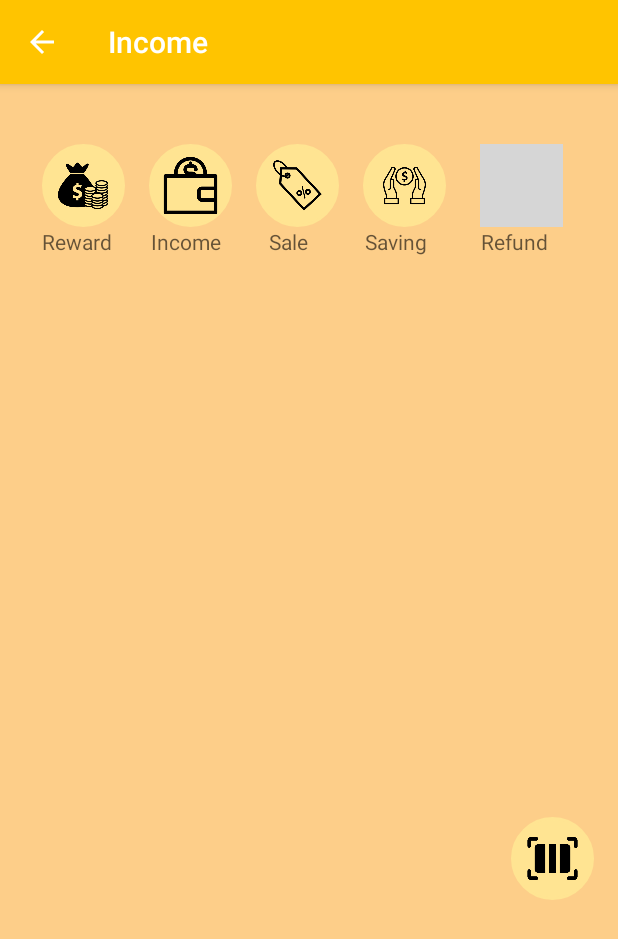
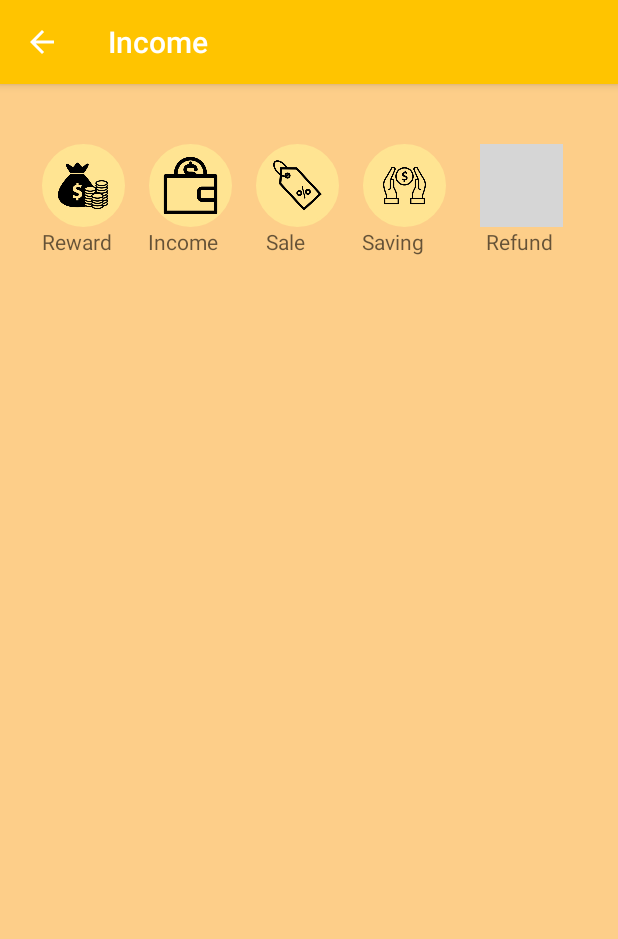
Before and after one commit to irdina97/SmartMoneyFYP, an Android app: the Income screen opened directly, with no data from a screen before it, on a phone screen of 412 x 824 dp. Shown: the top 939 px of the screen. Run offline under Robolectric (Android 15) with nearby library versions, the light colour scheme and no system bars; grey boxes are pictures that could not be loaded.

Commit message:
commit update

```diff
--- a/app/src/main/java/com/example/smartmoney/Income.java
+++ b/app/src/main/java/com/example/smartmoney/Income.java
@@ -3,12 +3,11 @@ package com.example.smartmoney;
 
 import androidx.appcompat.app.AppCompatActivity;
 
-import android.annotation.SuppressLint;
 import android.content.Intent;
 import android.os.Bundle;
 import android.view.View;
 import android.widget.ImageButton;
-import android.widget.TextView;
+
 
 import java.util.Objects;
 
@@ -20,9 +19,6 @@ public class Income extends AppCompatActivity {
     private ImageButton btnRefund;
     private ImageButton btnSaving;
 
-    @SuppressLint("StaticFieldLeak")
-    public static TextView resultTextView; //scan result
-    ImageButton btnScanQR;
 
     @Override
     protected void onCreate(Bundle savedInstanceState) {
@@ -31,17 +27,6 @@ public class Income extends AppCompatActivity {
         Objects.requireNonNull(getSupportActionBar()).setTitle("Income");
         Objects.requireNonNull(getSupportActionBar()).setDisplayHomeAsUpEnabled(true);
 
-        resultTextView = findViewById(R.id.result_text); //scan result
-        btnScanQR = findViewById(R.id.btnScanQR);
-
-        btnScanQR.setOnClickListener(new View.OnClickListener() {
-            @Override
-            public void onClick(View v) {
-                startActivity(new Intent(getApplicationContext(), ScanCodeActivity.class));
-
-
-            }
-        });
 
         ImageButton btnIncome = findViewById(R.id.btnIncome);
         btnIncome.setOnClickListener(new View.OnClickListener() {
--- a/app/src/main/java/com/example/smartmoney/ScanCodeActivity.java
+++ b/app/src/main/java/com/example/smartmoney/ScanCodeActivity.java
@@ -31,9 +31,10 @@ public class ScanCodeActivity extends AppCompatActivity implements ZXingScannerV
     @Override
     public void handleResult(Result result) {
 
-        ScanQR.resultTextView.setText(result.getText());
+        Expenses.resultTextView.setText(result.getText());
         onBackPressed();
     }
+
 
     @Override
     protected void onPause() {
--- a/app/src/main/res/layout/activity_income.xml
+++ b/app/src/main/res/layout/activity_income.xml
@@ -77,26 +77,11 @@
         tools:ignore="ContentDescription,MissingConstraints,RtlHardcoded" />
 
 
-    <ImageButton
-        android:id="@+id/btnScanQR"
-        android:layout_width="55dp"
-        android:layout_height="55dp"
-        android:layout_marginEnd="16dp"
-        android:background="@drawable/circle_button"
-        android:contentDescription="transport"
-        android:scaleType="fitCenter"
-        app:layout_constraintBottom_toBottomOf="parent"
-        app:layout_constraintEnd_toEndOf="parent"
-        app:layout_constraintTop_toTopOf="parent"
-        app:layout_constraintVertical_bias="0.686"
-        app:srcCompat="@drawable/scan"
-        tools:ignore="HardcodedText,MissingConstraints,RtlHardcoded" />
-
     <TextView
         android:id="@+id/Expenses"
         android:layout_width="wrap_content"
         android:layout_height="wrap_content"
-        android:layout_marginStart="26dp"
+        android:layout_marginStart="24dp"
         android:text="Income"
         android:textAppearance="@style/TextAppearance.AppCompat.Medium"
         android:textSize="14sp"
@@ -145,24 +130,15 @@
         android:layout_width="wrap_content"
         android:layout_height="wrap_content"
         android:layout_marginStart="36dp"
+        android:layout_marginEnd="38dp"
         android:text="Refund"
         android:textAppearance="@style/TextAppearance.AppCompat.Medium"
         android:textSize="14sp"
+        app:layout_constraintEnd_toEndOf="parent"
         app:layout_constraintStart_toEndOf="@+id/tvSaving"
         app:layout_constraintTop_toBottomOf="@+id/btnRefund"
         tools:ignore="HardcodedText,MissingConstraints" />
 
-
-    <TextView
-        android:id="@+id/result_text"
-        android:layout_width="match_parent"
-        android:layout_height="wrap_content"
-        android:layout_marginBottom="300dp"
-        android:gravity="center"
-        android:textSize="22sp"
-        app:layout_constraintBottom_toBottomOf="parent"
-        tools:ignore="HardcodedText,MissingConstraints"
-        tools:layout_editor_absoluteX="16dp" />
 
     <!-- <EditText
          android:id="@+id/editText"
--- a/app/src/main/res/menu/drawer_menu.xml
+++ b/app/src/main/res/menu/drawer_menu.xml
@@ -25,7 +25,7 @@
         tools:ignore="HardcodedText" />
     <item
         android:id="@+id/nav_rate"
-        android:icon="@drawable/ic_info"
+        android:icon="@drawable/ic_star"
         android:title="Rate"
         tools:ignore="HardcodedText"/>
     <item
```
Also changed, not shown: app/src/main/java/com/example/smartmoney/Expenses.java (+10 -2 lines), app/src/main/res/layout/activity_chart_income.xml (+9 -15 lines), app/src/main/res/layout/activity_expenses.xml (+7 -6 lines), app/src/main/res/layout/activity_main.xml (+5 -6 lines), 122 other files.
